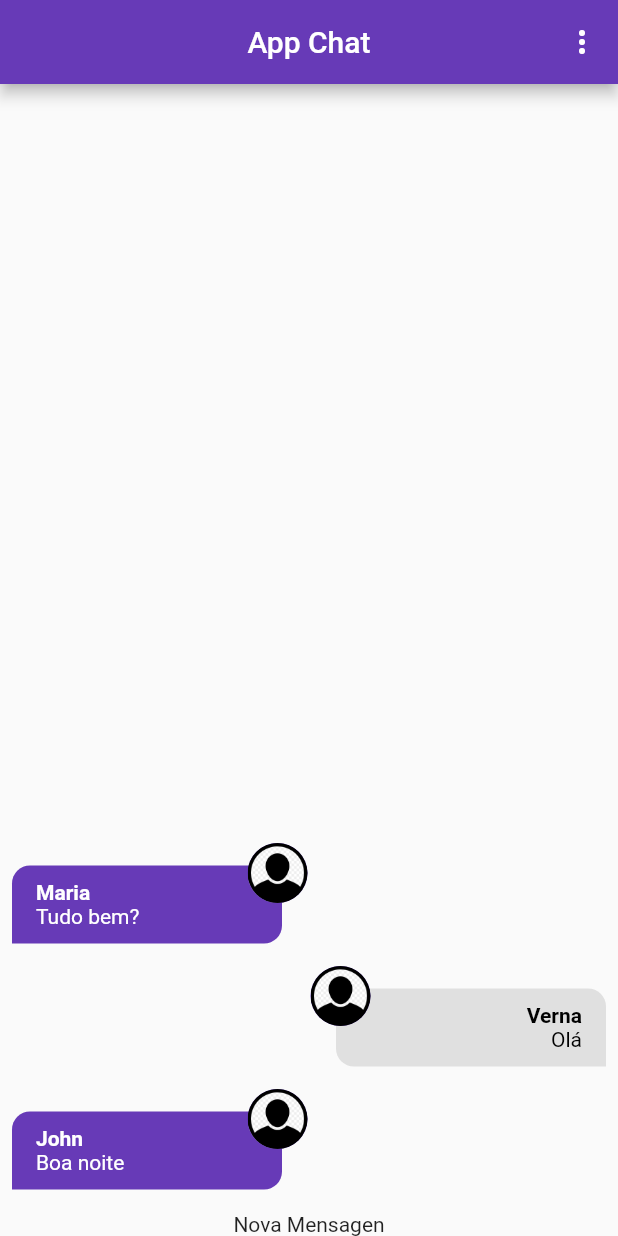
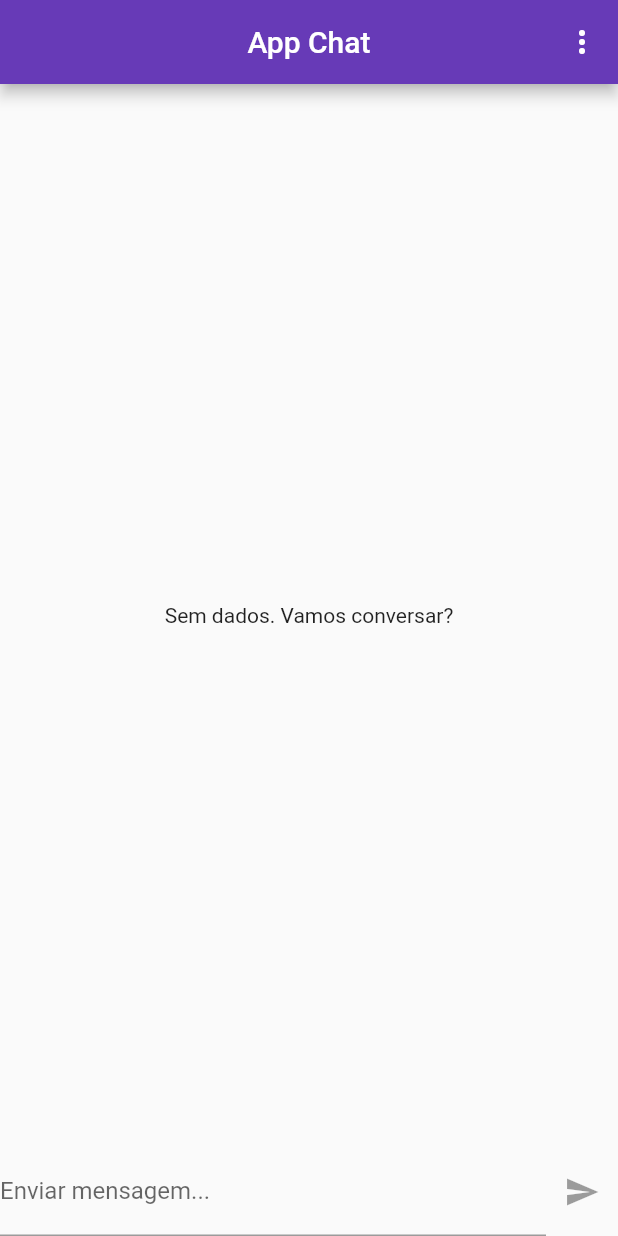
Before and after one commit to John-Rocha/chat-notification, a Flutter app: the screen it shows after launch, on a phone screen of 412 x 824 dp. Run offline on Flutter 3.47's test engine with Material 2 defaults, Android fonts, the phone set to English and light mode, and no system bars; our stand-ins replace firebase_core, image_picker; missing offline and left inert: validatorless; accounts and stored records are empty.

Commit message:
feat: upload

```diff
--- a/lib/components/new_message.dart
+++ b/lib/components/new_message.dart
@@ -1,12 +1,54 @@
+import 'package:chat_notification/core/services/auth/auth_service.dart';
+import 'package:chat_notification/core/services/chat/chat_service.dart';
 import 'package:flutter/material.dart';
 
-class NewMessage extends StatelessWidget {
+class NewMessage extends StatefulWidget {
   const NewMessage({super.key});
 
   @override
+  State<NewMessage> createState() => _NewMessageState();
+}
+
+class _NewMessageState extends State<NewMessage> {
+  String _message = '';
+  final _messageController = TextEditingController();
+
+  Future<void> _sendMessage() async {
+    final user = AuthService().currentUser;
+
+    if (user != null) {
+      await ChatService().save(_message, user);
+      _messageController.clear();
+    }
+  }
+
+  @override
   Widget build(BuildContext context) {
-    return const Center(
-      child: Text('Nova Mensagen'),
+    return Row(
+      children: [
+        Expanded(
+          child: TextField(
+            controller: _messageController,
+            onChanged: (message) {
+              setState(() {
+                _message = message;
+              });
+            },
+            onSubmitted: (_) {
+              if (_message.trim().isNotEmpty) {
+                _sendMessage();
+              }
+            },
+            decoration: const InputDecoration(
+              labelText: 'Enviar mensagem...',
+            ),
+          ),
+        ),
+        IconButton(
+          onPressed: _message.trim().isEmpty ? null : _sendMessage,
+          icon: const Icon(Icons.send),
+        )
+      ],
     );
   }
 }
--- a/lib/core/services/chat/chat_service_impl.dart
+++ b/lib/core/services/chat/chat_service_impl.dart
@@ -8,32 +8,7 @@ import 'package:chat_notification/core/models/chat_message.dart';
 import './chat_service.dart';
 
 class ChatServiceImpl implements ChatService {
-  static final List<ChatMessage> _messages = [
-    ChatMessage(
-      id: '1',
-      text: 'Boa noite',
-      createdAt: DateTime.now(),
-      userId: '123',
-      userName: 'John',
-      userImageUrl: 'assets/images/avatar.png',
-    ),
-    ChatMessage(
-      id: '2',
-      text: 'Olá',
-      createdAt: DateTime.now(),
-      userId: '1',
-      userName: 'Verna',
-      userImageUrl: 'assets/images/avatar.png',
-    ),
-    ChatMessage(
-      id: '3',
-      text: 'Tudo bem?',
-      createdAt: DateTime.now(),
-      userId: '12345',
-      userName: 'Maria',
-      userImageUrl: 'assets/images/avatar.png',
-    ),
-  ];
+  static final List<ChatMessage> _messages = [];
 
   static MultiStreamController<List<ChatMessage>>? _controller;
   static final _messagesStream = Stream<List<ChatMessage>>.multi(
@@ -59,7 +34,7 @@ class ChatServiceImpl implements ChatService {
       userImageUrl: user.imageURL,
     );
     _messages.add(newMessage);
-    _controller?.add(_messages);
+    _controller?.add(_messages.reversed.toList());
     return newMessage;
   }
 }
```
